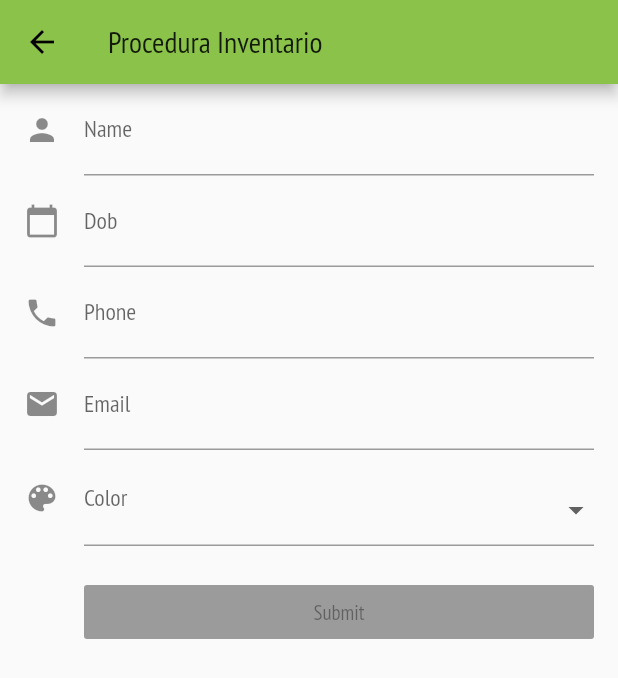
After one commit to lucaciotti/Arca_App, a Flutter app: the CouponPage screen opened directly, on a phone screen of 412 x 824 dp. The commit adds this screen. Shown: the top 678 px of the screen. Run offline on Flutter 3.47's test engine with Material 2 defaults, Android fonts, the phone set to English and light mode, and no system bars; our stand-ins replace fluro, font_awesome_flutter, tuple; missing offline and left inert: barcode_scan; network calls fail; statements that could not run were skipped.

Commit message:
Modifche Inventario

```diff
--- /dev/null
+++ b/lib/pages/inventory/coupon_page.1.dart
@@ -0,0 +1,107 @@
+import 'dart:async';
+import 'package:arca_flutter_app/confRoutes/application.dart';
+import 'package:fluro/fluro.dart';
+import 'package:flutter/material.dart';
+import 'package:flutter/services.dart';
+
+class CouponPage extends StatefulWidget {
+
+  @override
+  CouponPageState createState() => new CouponPageState();
+}
+
+class CouponPageState extends State<CouponPage> {
+  final GlobalKey<FormState> _formKey = new GlobalKey<FormState>();
+  List<String> _colors = <String>['', 'red', 'green', 'blue', 'orange'];
+  String _color = '';
+
+  @override
+  Widget build(BuildContext context) {
+    return new Scaffold(
+      appBar: new AppBar(
+        title: new Text('Procedura Inventario'),
+      ),
+      body: new SafeArea(
+          top: false,
+          bottom: false,
+          child: new Form(
+              key: _formKey,
+              autovalidate: true,
+              child: new ListView(
+                padding: const EdgeInsets.symmetric(horizontal: 16.0),
+                children: <Widget>[
+                  new TextFormField(
+                    decoration: const InputDecoration(
+                      icon: const Icon(Icons.person),
+                      hintText: 'Enter your first and last name',
+                      labelText: 'Name',
+                    ),
+                  ),
+                  new TextFormField(
+                    decoration: const InputDecoration(
+                      icon: const Icon(Icons.calendar_today),
+                      hintText: 'Enter your date of birth',
+                      labelText: 'Dob',
+                    ),
+                    keyboardType: TextInputType.datetime,
+                  ),
+                  new TextFormField(
+                    decoration: const InputDecoration(
+                      icon: const Icon(Icons.phone),
+                      hintText: 'Enter a phone number',
+                      labelText: 'Phone',
+                    ),
+                    keyboardType: TextInputType.phone,
+                    inputFormatters: [
+                      WhitelistingTextInputFormatter.digitsOnly,
+                    ],
+                  ),
+                  new TextFormField(
+                    decoration: const InputDecoration(
+                      icon: const Icon(Icons.email),
+                      hintText: 'Enter a email address',
+                      labelText: 'Email',
+                    ),
+                    keyboardType: TextInputType.emailAddress,
+                  ),
+                  new FormField(
+                    builder: (FormFieldState state) {
+                      return InputDecorator(
+                        decoration: InputDecoration(
+                          icon: const Icon(Icons.color_lens),
+                          labelText: 'Color',
+                        ),
+                        isEmpty: _color == '',
+                        child: new DropdownButtonHideUnderline(
+                          child: new DropdownButton(
+                            value: _color,
+                            isDense: true,
+                            onChanged: (String newValue) {
+                              setState(() {
+                                // newContact.favoriteColor = newValue;
+                                _color = newValue;
+                                state.didChange(newValue);
+                              });
+                            },
+                            items: _colors.map((String value) {
+                              return new DropdownMenuItem(
+                                value: value,
+                                child: new Text(value),
+                              );
+                            }).toList(),
+                          ),
+                        ),
+                      );
+                    },
+                  ),
+                  new Container(
+                      padding: const EdgeInsets.only(left: 40.0, top: 20.0),
+                      child: new RaisedButton(
+                        child: const Text('Submit'),
+                        onPressed: null,
+                      )),
+                ],
+              ))),
+    );
+  }
+}
--- a/pubspec.yaml
+++ b/pubspec.yaml
@@ -23,6 +23,8 @@ dependencies:
   barcode_scan: ^0.0.7
   image_picker: ^0.4.10
   fluro: "^1.3.5"
+  http: ^0.12.0
+  tuple: ^1.0.2
 
 dev_dependencies:
   flutter_test:
```
Also changed, not shown: lib/confRoutes/routes.dart (+9 -2 lines), lib/pages/articles_pages/search_art_page.dart (+4 -3 lines), lib/pages/home_page.dart (+25 -2 lines), lib/pages/inventory/coupon_page.dart (added, +216 -0 lines), lib/pages/inventory/codart_page.dart (added), 1 other file.
